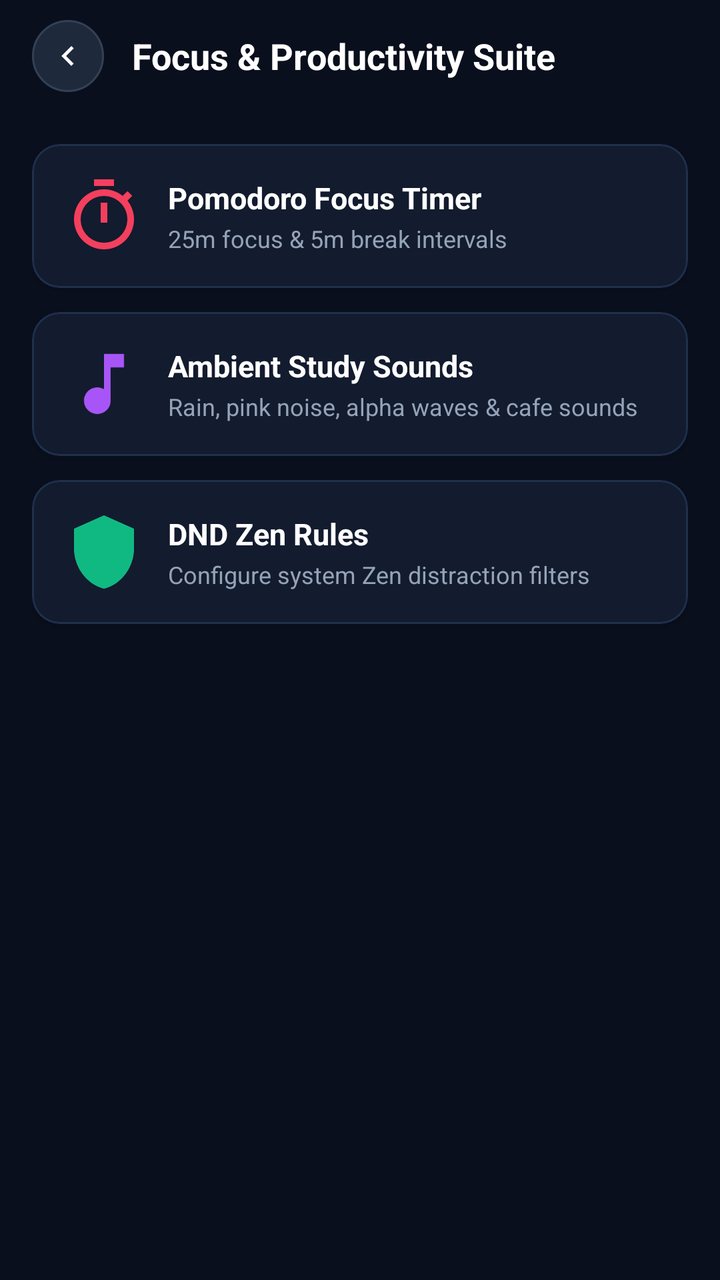
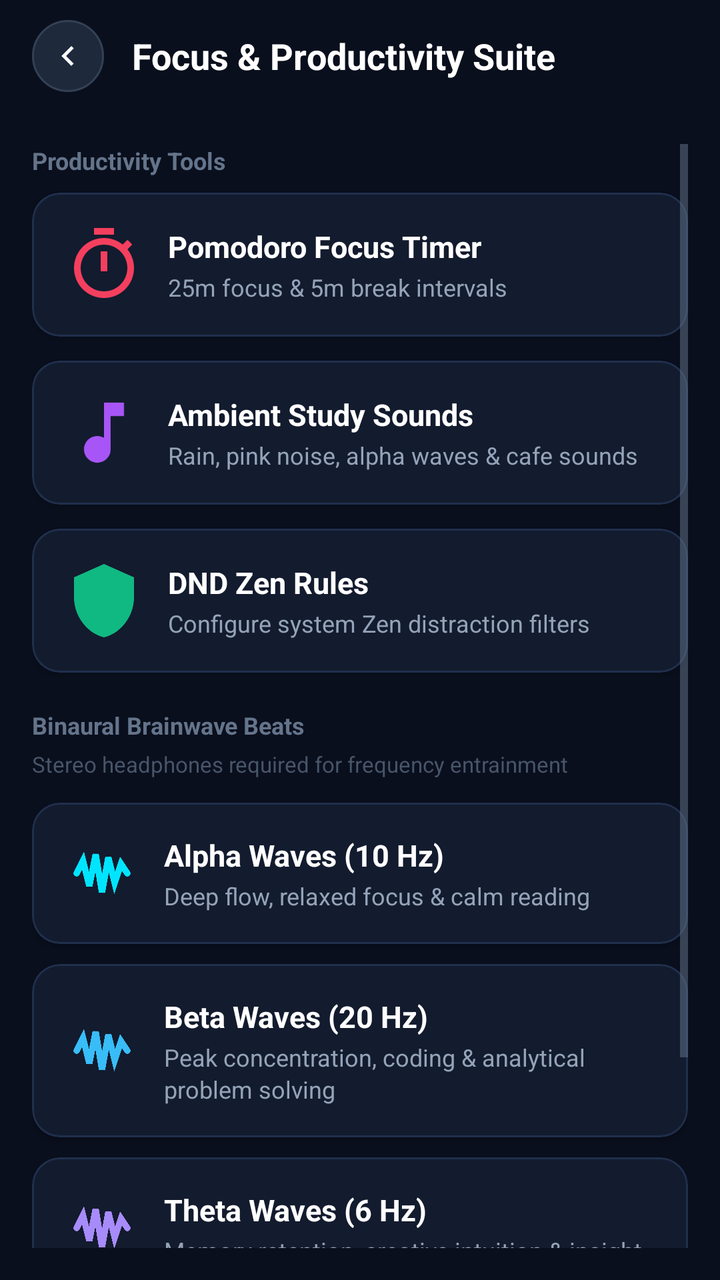

The first picture is an Android layout as it rendered before a commit; the second is the same layout after the commit. The layout source and the unified diff follow.
<!-- AndroidManifest.xml: activity theme Theme.DuoRhythm -->
<!-- res/layout/activity_focus_suite.xml -->
<?xml version="1.0" encoding="utf-8"?>
<LinearLayout xmlns:android="http://schemas.android.com/apk/res/android"
    xmlns:app="http://schemas.android.com/apk/res-auto"
    android:layout_width="match_parent"
    android:layout_height="match_parent"
    android:background="#0A0F1D"
    android:orientation="vertical">

    
    <LinearLayout
        android:layout_width="match_parent"
        android:layout_height="56dp"
        android:gravity="center_vertical"
        android:orientation="horizontal"
        android:paddingHorizontal="16dp">

        <ImageView
            android:id="@+id/btnBackFocus"
            android:layout_width="36dp"
            android:layout_height="36dp"
            android:background="@drawable/bg_circle_button_dark"
            android:contentDescription="Back"
            android:padding="8dp"
            android:src="@drawable/ic_chevron_left"
            app:tint="#FFFFFF" />

        <TextView
            android:layout_width="wrap_content"
            android:layout_height="wrap_content"
            android:layout_marginStart="14dp"
            android:text="Focus &amp; Productivity Suite"
            android:textColor="#FFFFFF"
            android:textSize="18sp"
            android:textStyle="bold" />
    </LinearLayout>

    <ScrollView
        android:layout_width="match_parent"
        android:layout_height="0dp"
        android:layout_weight="1"
        android:padding="16dp">

        <LinearLayout
            android:layout_width="match_parent"
            android:layout_height="wrap_content"
            android:orientation="vertical">

            
            <com.google.android.material.card.MaterialCardView
                android:id="@+id/cardPomodoroFocus"
                android:layout_width="match_parent"
                android:layout_height="wrap_content"
                android:layout_marginBottom="12dp"
                android:clickable="true"
                android:focusable="true"
                app:cardBackgroundColor="#131B2E"
                app:cardCornerRadius="14dp"
                app:strokeColor="#1F2F4D"
                app:strokeWidth="1dp">

                <LinearLayout
                    android:layout_width="match_parent"
                    android:layout_height="wrap_content"
                    android:gravity="center_vertical"
                    android:orientation="horizontal"
                    android:padding="16dp">

                    <ImageView
                        android:layout_width="40dp"
                        android:layout_height="40dp"
                        android:src="@drawable/ic_timer"
                        app:tint="#F43F5E" />

                    <LinearLayout
                        android:layout_width="0dp"
                        android:layout_height="wrap_content"
                        android:layout_marginStart="12dp"
                        android:layout_weight="1"
                        android:orientation="vertical">

                        <TextView
                            android:layout_width="wrap_content"
                            android:layout_height="wrap_content"
                            android:text="Pomodoro Focus Timer"
                            android:textColor="#FFFFFF"
                            android:textSize="15sp"
                            android:textStyle="bold" />

                        <TextView
                            android:layout_width="wrap_content"
                            android:layout_height="wrap_content"
                            android:layout_marginTop="2dp"
                            android:text="25m focus &amp; 5m break intervals"
                            android:textColor="#94A3B8"
                            android:textSize="12sp" />
                    </LinearLayout>
                </LinearLayout>
            </com.google.android.material.card.MaterialCardView>

            
            <com.google.android.material.card.MaterialCardView
                android:id="@+id/cardAmbientSounds"
                android:layout_width="match_parent"
                android:layout_height="wrap_content"
                android:layout_marginBottom="12dp"
                android:clickable="true"
                android:focusable="true"
                app:cardBackgroundColor="#131B2E"
                app:cardCornerRadius="14dp"
                app:strokeColor="#1F2F4D"
                app:strokeWidth="1dp">

                <LinearLayout
                    android:layout_width="match_parent"
                    android:layout_height="wrap_content"
                    android:gravity="center_vertical"
                    android:orientation="horizontal"
                    android:padding="16dp">

                    <ImageView
                        android:layout_width="40dp"
                        android:layout_height="40dp"
                        android:src="@drawable/ic_music"
                        app:tint="#A855F7" />

                    <LinearLayout
                        android:layout_width="0dp"
                        android:layout_height="wrap_content"
                        android:layout_marginStart="12dp"
                        android:layout_weight="1"
                        android:orientation="vertical">

                        <TextView
                            android:layout_width="wrap_content"
                            android:layout_height="wrap_content"
                            android:text="Ambient Study Sounds"
                            android:textColor="#FFFFFF"
                            android:textSize="15sp"
                            android:textStyle="bold" />

                        <TextView
                            android:layout_width="wrap_content"
                            android:layout_height="wrap_content"
                            android:layout_marginTop="2dp"
                            android:text="Rain, pink noise, alpha waves &amp; cafe sounds"
                            android:textColor="#94A3B8"
                            android:textSize="12sp" />
                    </LinearLayout>
                </LinearLayout>
            </com.google.android.material.card.MaterialCardView>

            
            <com.google.android.material.card.MaterialCardView
                android:id="@+id/cardZenDnd"
                android:layout_width="match_parent"
                android:layout_height="wrap_content"
                android:layout_marginBottom="12dp"
                android:clickable="true"
                android:focusable="true"
                app:cardBackgroundColor="#131B2E"
                app:cardCornerRadius="14dp"
                app:strokeColor="#1F2F4D"
                app:strokeWidth="1dp">

                <LinearLayout
                    android:layout_width="match_parent"
                    android:layout_height="wrap_content"
                    android:gravity="center_vertical"
                    android:orientation="horizontal"
                    android:padding="16dp">

                    <ImageView
                        android:layout_width="40dp"
                        android:layout_height="40dp"
                        android:src="@drawable/ic_shield"
                        app:tint="#10B981" />

                    <LinearLayout
                        android:layout_width="0dp"
                        android:layout_height="wrap_content"
                        android:layout_marginStart="12dp"
                        android:layout_weight="1"
                        android:orientation="vertical">

                        <TextView
                            android:layout_width="wrap_content"
                            android:layout_height="wrap_content"
                            android:text="DND Zen Rules"
                            android:textColor="#FFFFFF"
                            android:textSize="15sp"
                            android:textStyle="bold" />

                        <TextView
                            android:layout_width="wrap_content"
                            android:layout_height="wrap_content"
                            android:layout_marginTop="2dp"
                            android:text="Configure system Zen distraction filters"
                            android:textColor="#94A3B8"
                            android:textSize="12sp" />
                    </LinearLayout>
                </LinearLayout>
            </com.google.android.material.card.MaterialCardView>
        </LinearLayout>
    </ScrollView>
</LinearLayout>
<!-- resources referenced by this layout -->
<resources>
  <!-- drawable bg_circle_button_dark (drawable) -->
  <?xml version="1.0" encoding="utf-8"?>
  <shape xmlns:android="http://schemas.android.com/apk/res/android"
      android:shape="oval">
      <solid android:color="#1E293B" />
      <stroke
          android:width="1dp"
          android:color="#334155" />
  </shape>
  <!-- drawable ic_chevron_left (drawable) -->
  <vector xmlns:android="http://schemas.android.com/apk/res/android"
      android:width="24dp"
      android:height="24dp"
      android:viewportWidth="24"
      android:viewportHeight="24">
      <path
          android:fillColor="#00E5FF"
          android:pathData="M15.41,7.41L14,6l-6,6 6,6 1.41,-1.41L10.83,12z"/>
  </vector>
  <!-- drawable ic_music (drawable) -->
  <vector xmlns:android="http://schemas.android.com/apk/res/android"
      android:width="24dp"
      android:height="24dp"
      android:viewportWidth="24"
      android:viewportHeight="24">
      <path
          android:fillColor="#000000"
          android:pathData="M12,3v10.55c-0.59,-0.34 -1.27,-0.55 -2,-0.55 -2.21,0 -4,1.79 -4,4s1.79,4 4,4 4,-1.79 4,-4V7h4V3h-6z"/>
  </vector>
  <!-- drawable ic_shield (drawable) -->
  <vector xmlns:android="http://schemas.android.com/apk/res/android"
      android:width="24dp"
      android:height="24dp"
      android:viewportWidth="24"
      android:viewportHeight="24">
      <path
          android:fillColor="#FFFFFFFF"
          android:pathData="M12,1L3,5v6c0,5.55 3.84,10.74 9,12 5.16,-1.26 9,-6.45 9,-12V5l-9,-4z"/>
  </vector>
  <style name="Theme.DuoRhythm" parent="Theme.LifeSync" />
  <color name="primary">#0284C7</color>
  <color name="primary_variant">#0369A1</color>
  <color name="on_primary">#FFFFFF</color>
  <color name="secondary">#7C3AED</color>
  <color name="secondary_variant">#6D28D9</color>
  <color name="on_secondary">#FFFFFF</color>
  <color name="surface">#FFFFFF</color>
  <color name="text_primary">#0F172A</color>
  <color name="text_secondary">#64748B</color>
  <color name="background">#F8FAFC</color>
  <style name="CardElevationRounded" parent="Widget.MaterialComponents.CardView">
          <item name="cardCornerRadius">22dp</item>
          <item name="cardElevation">2dp</item>
          <item name="strokeWidth">1dp</item>
          <item name="strokeColor">@color/card_stroke</item>
          <item name="cardBackgroundColor">@color/surface_card</item>
      </style>
  <style name="DuoRhythmTextView" parent="android:Widget.TextView">
          <item name="android:lineSpacingExtra">2dp</item>
          <item name="android:fontFamily">sans-serif</item>
          <item name="android:includeFontPadding">true</item>
      </style>
  <style name="DuoRhythmEditText" parent="android:Widget.EditText">
          <item name="android:lineSpacingExtra">2dp</item>
          <item name="android:fontFamily">sans-serif</item>
          <item name="android:includeFontPadding">true</item>
          <item name="android:textColor">@color/text_primary</item>
          <item name="android:textColorHint">@color/text_secondary</item>
      </style>
  <color name="card_stroke">#E2E8F0</color>
  <color name="surface_card">#FFFFFF</color>
  <!-- unchanged entries left out for length: 2 -->
</resources>

<!-- the commit's change to res/layout/activity_focus_suite.xml (unified diff, before → after) -->
@@ -46,6 +46,16 @@
             android:orientation="vertical">
 
             
+            <TextView
+                android:layout_width="wrap_content"
+                android:layout_height="wrap_content"
+                android:layout_marginBottom="8dp"
+                android:text="Productivity Tools"
+                android:textColor="#64748B"
+                android:textSize="12sp"
+                android:textStyle="bold" />
+
+            
             <com.google.android.material.card.MaterialCardView
                 android:id="@+id/cardPomodoroFocus"
                 android:layout_width="match_parent"
@@ -154,7 +164,7 @@
                 android:id="@+id/cardZenDnd"
                 android:layout_width="match_parent"
                 android:layout_height="wrap_content"
-                android:layout_marginBottom="12dp"
+                android:layout_marginBottom="18dp"
                 android:clickable="true"
                 android:focusable="true"
                 app:cardBackgroundColor="#131B2E"
@@ -200,6 +210,291 @@
                     </LinearLayout>
                 </LinearLayout>
             </com.google.android.material.card.MaterialCardView>
+
+            
+            <TextView
+                android:layout_width="wrap_content"
+                android:layout_height="wrap_content"
+                android:layout_marginBottom="4dp"
+                android:text="Binaural Brainwave Beats"
+                android:textColor="#64748B"
+                android:textSize="12sp"
+                android:textStyle="bold" />
+
+            <TextView
+                android:layout_width="wrap_content"
+                android:layout_height="wrap_content"
+                android:layout_marginBottom="12dp"
+                android:text="Stereo headphones required for frequency entrainment"
+                android:textColor="#475569"
+                android:textSize="11sp" />
+
+            
+            <com.google.android.material.card.MaterialCardView
+                android:id="@+id/cardAlphaWaves"
+                android:layout_width="match_parent"
+                android:layout_height="wrap_content"
+                android:layout_marginBottom="10dp"
+                android:clickable="true"
+                android:focusable="true"
+                app:cardBackgroundColor="#131B2E"
+                app:cardCornerRadius="14dp"
+                app:strokeColor="#1F2F4D"
+                app:strokeWidth="1dp">
+
+                <LinearLayout
+                    android:layout_width="match_parent"
+                    android:layout_height="wrap_content"
+                    android:gravity="center_vertical"
+                    android:orientation="horizontal"
+                    android:padding="16dp">
+
+                    <ImageView
+                        android:layout_width="38dp"
+                        android:layout_height="38dp"
+                        android:src="@drawable/ic_waves"
+                        app:tint="#00E5FF" />
+
+                    <LinearLayout
+                        android:layout_width="0dp"
+                        android:layout_height="wrap_content"
+                        android:layout_marginStart="12dp"
+                        android:layout_weight="1"
+                        android:orientation="vertical">
+
+                        <TextView
+                            android:layout_width="wrap_content"
+                            android:layout_height="wrap_content"
+                            android:text="Alpha Waves (10 Hz)"
+                            android:textColor="#FFFFFF"
+                            android:textSize="15sp"
+                            android:textStyle="bold" />
+
+                        <TextView
+                            android:layout_width="wrap_content"
+                            android:layout_height="wrap_content"
+                            android:layout_marginTop="2dp"
+                            android:text="Deep flow, relaxed focus &amp; calm reading"
+                            android:textColor="#94A3B8"
+                            android:textSize="12sp" />
+                    </LinearLayout>
+                </LinearLayout>
+            </com.google.android.material.card.MaterialCardView>
+
+            
+            <com.google.android.material.card.MaterialCardView
+                android:id="@+id/cardBetaWaves"
+                android:layout_width="match_parent"
+                android:layout_height="wrap_content"
+                android:layout_marginBottom="10dp"
+                android:clickable="true"
+                android:focusable="true"
+                app:cardBackgroundColor="#131B2E"
+                app:cardCornerRadius="14dp"
+                app:strokeColor="#1F2F4D"
+                app:strokeWidth="1dp">
+
+                <LinearLayout
+                    android:layout_width="match_parent"
+                    android:layout_height="wrap_content"
+                    android:gravity="center_vertical"
+                    android:orientation="horizontal"
+                    android:padding="16dp">
+
+                    <ImageView
+                        android:layout_width="38dp"
+                        android:layout_height="38dp"
+                        android:src="@drawable/ic_waves"
+                        app:tint="#38BDF8" />
+
+                    <LinearLayout
+                        android:layout_width="0dp"
+                        android:layout_height="wrap_content"
+                        android:layout_marginStart="12dp"
+                        android:layout_weight="1"
+                        android:orientation="vertical">
+
+                        <TextView
+                            android:layout_width="wrap_content"
+                            android:layout_height="wrap_content"
+                            android:text="Beta Waves (20 Hz)"
+                            android:textColor="#FFFFFF"
+                            android:textSize="15sp"
+                            android:textStyle="bold" />
+
+                        <TextView
+                            android:layout_width="wrap_content"
+                            android:layout_height="wrap_content"
+                            android:layout_marginTop="2dp"
+                            android:text="Peak concentration, coding &amp; analytical problem solving"
+                            android:textColor="#94A3B8"
+                            android:textSize="12sp" />
+                    </LinearLayout>
+                </LinearLayout>
+            </com.google.android.material.card.MaterialCardView>
+
+            
+            <com.google.android.material.card.MaterialCardView
+                android:id="@+id/cardThetaWaves"
+                android:layout_width="match_parent"
+                android:layout_height="wrap_content"
+                android:layout_marginBottom="10dp"
+                android:clickable="true"
+                android:focusable="true"
+                app:cardBackgroundColor="#131B2E"
+                app:cardCornerRadius="14dp"
+                app:strokeColor="#1F2F4D"
+                app:strokeWidth="1dp">
+
+                <LinearLayout
+                    android:layout_width="match_parent"
+                    android:layout_height="wrap_content"
+                    android:gravity="center_vertical"
+                    android:orientation="horizontal"
+                    android:padding="16dp">
+
+                    <ImageView
+                        android:layout_width="38dp"
+                        android:layout_height="38dp"
+                        android:src="@drawable/ic_waves"
+                        app:tint="#A78BFA" />
+
+                    <LinearLayout
+                        android:layout_width="0dp"
+                        android:layout_height="wrap_content"
+                        android:layout_marginStart="12dp"
+                        android:layout_weight="1"
+                        android:orientation="vertical">
+
+                        <TextView
+                            android:layout_width="wrap_content"
+                            android:layout_height="wrap_content"
+                            android:text="Theta Waves (6 Hz)"
+                            android:textColor="#FFFFFF"
+                            android:textSize="15sp"
+                            android:textStyle="bold" />
+
+                        <TextView
+                            android:layout_width="wrap_content"
+                            android:layout_height="wrap_content"
+                            android:layout_marginTop="2dp"
+                            android:text="Memory retention, creative intuition &amp; insight"
+                            android:textColor="#94A3B8"
+                            android:textSize="12sp" />
+                    </LinearLayout>
+                </LinearLayout>
+            </com.google.android.material.card.MaterialCardView>
+
+            
+            <com.google.android.material.card.MaterialCardView
+                android:id="@+id/cardGammaWaves"
+                android:layout_width="match_parent"
+                android:layout_height="wrap_content"
+                android:layout_marginBottom="16dp"
+                android:clickable="true"
+                android:focusable="true"
+                app:cardBackgroundColor="#131B2E"
+                app:cardCornerRadius="14dp"
+                app:strokeColor="#1F2F4D"
+                app:strokeWidth="1dp">
+
+                <LinearLayout
+                    android:layout_width="match_parent"
+                    android:layout_height="wrap_content"
+                    android:gravity="center_vertical"
+                    android:orientation="horizontal"
+                    android:padding="16dp">
+
+                    <ImageView
+                        android:layout_width="38dp"
+                        android:layout_height="38dp"
+                        android:src="@drawable/ic_waves"
+                        app:tint="#F59E0B" />
+
+                    <LinearLayout
+                        android:layout_width="0dp"
+                        android:layout_height="wrap_content"
+                        android:layout_marginStart="12dp"
+                        android:layout_weight="1"
+                        android:orientation="vertical">
+
+                        <TextView
+                            android:layout_width="wrap_content"
+                            android:layout_height="wrap_content"
+                            android:text="Gamma Waves (40 Hz)"
+                            android:textColor="#FFFFFF"
+                            android:textSize="15sp"
+                            android:textStyle="bold" />
+
+                        <TextView
+                            android:layout_width="wrap_content"
+                            android:layout_height="wrap_content"
+                            android:layout_marginTop="2dp"
+                            android:text="High cognitive processing, speed learning &amp; synthesis"
+                            android:textColor="#94A3B8"
+                            android:textSize="12sp" />
+                    </LinearLayout>
+                </LinearLayout>
+            </com.google.android.material.card.MaterialCardView>
+
         </LinearLayout>
     </ScrollView>
+
+    
+    <LinearLayout
+        android:id="@+id/layoutAudioPlayerBar"
+        android:layout_width="match_parent"
+        android:layout_height="64dp"
+        android:background="#131B2E"
+        android:gravity="center_vertical"
+        android:orientation="horizontal"
+        android:paddingHorizontal="16dp"
+        android:visibility="gone">
+
+        <ImageView
+            android:layout_width="32dp"
+            android:layout_height="32dp"
+            android:background="@drawable/bg_circle_button_dark"
+            android:padding="6dp"
+            android:src="@drawable/ic_waves"
+            app:tint="#00E5FF" />
+
+        <LinearLayout
+            android:layout_width="0dp"
+            android:layout_height="wrap_content"
+            android:layout_marginStart="12dp"
+            android:layout_weight="1"
+            android:orientation="vertical">
+
+            <TextView
+                android:layout_width="wrap_content"
+                android:layout_height="wrap_content"
+                android:text="PLAYING BINAURAL BEATS"
+                android:textColor="#00E5FF"
+                android:textSize="10sp"
+                android:textStyle="bold" />
+
+            <TextView
+                android:id="@+id/tvNowPlayingTitle"
+                android:layout_width="wrap_content"
+                android:layout_height="wrap_content"
+                android:ellipsize="end"
+                android:maxLines="1"
+                android:text="Alpha (10Hz) • Deep Flow &amp; Focus"
+                android:textColor="#FFFFFF"
+                android:textSize="13sp"
+                android:textStyle="bold" />
+        </LinearLayout>
+
+        <ImageView
+            android:id="@+id/btnStopAudio"
+            android:layout_width="38dp"
+            android:layout_height="38dp"
+            android:background="@drawable/bg_circle_button_dark"
+            android:contentDescription="Stop Audio"
+            android:padding="10dp"
+            android:src="@drawable/ic_stop"
+            app:tint="#F43F5E" />
+    </LinearLayout>
+
 </LinearLayout>
<!-- resource entries referenced after the edit -->
@@ -39,6 +39,28 @@
           android:fillColor="#FFFFFFFF"
           android:pathData="M12,1L3,5v6c0,5.55 3.84,10.74 9,12 5.16,-1.26 9,-6.45 9,-12V5l-9,-4z"/>
   </vector>
+  <!-- drawable ic_stop (drawable) -->
+  <vector xmlns:android="http://schemas.android.com/apk/res/android"
+      android:width="24dp"
+      android:height="24dp"
+      android:viewportWidth="24"
+      android:viewportHeight="24">
+      <path
+          android:fillColor="#FFFFFF"
+          android:pathData="M6,6h12v12H6z" />
+  </vector>
+  <!-- drawable ic_waves (drawable) -->
+  <vector xmlns:android="http://schemas.android.com/apk/res/android"
+      android:width="24dp"
+      android:height="24dp"
+      android:viewportWidth="24"
+      android:viewportHeight="24">
+      <path
+          android:strokeColor="#00E5FF"
+          android:strokeWidth="2"
+          android:strokeLineCap="round"
+          android:pathData="M4,12 L6,8 L8,16 L10,6 L12,18 L14,7 L16,15 L18,9 L20,12" />
+  </vector>
   <style name="Theme.DuoRhythm" parent="Theme.LifeSync" />
   <color name="primary">#0284C7</color>
   <color name="primary_variant">#0369A1</color>
